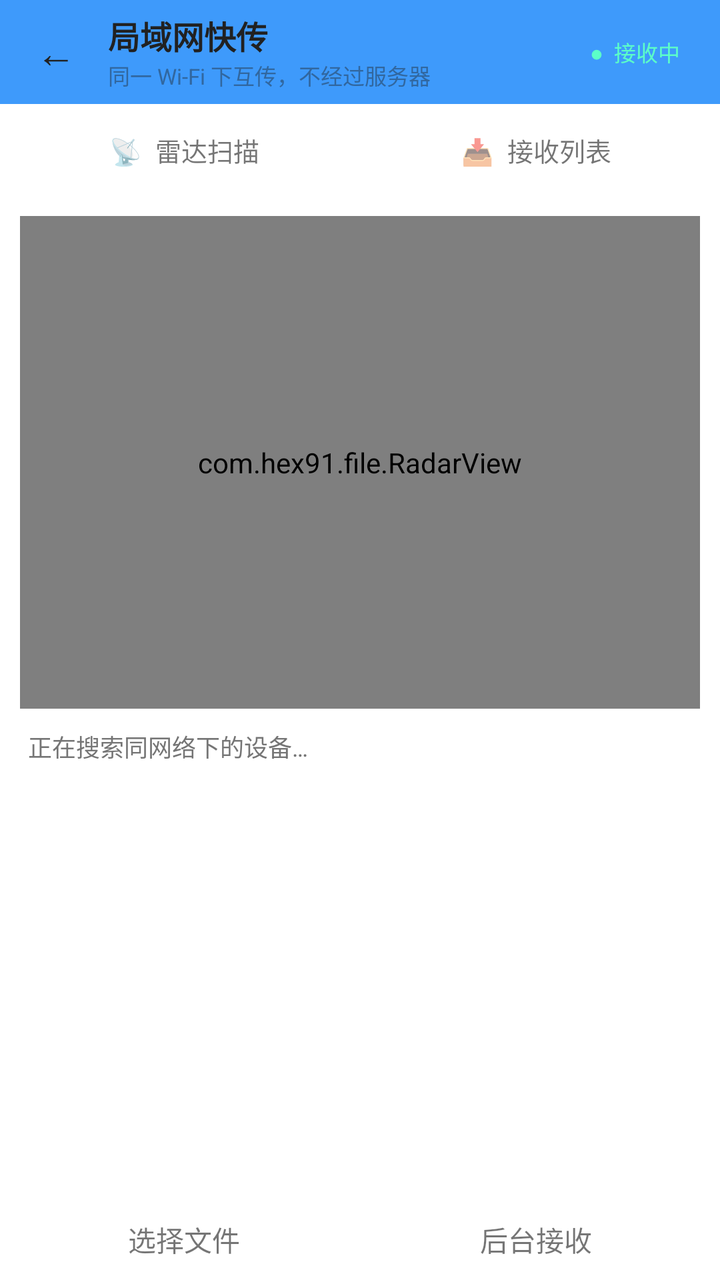
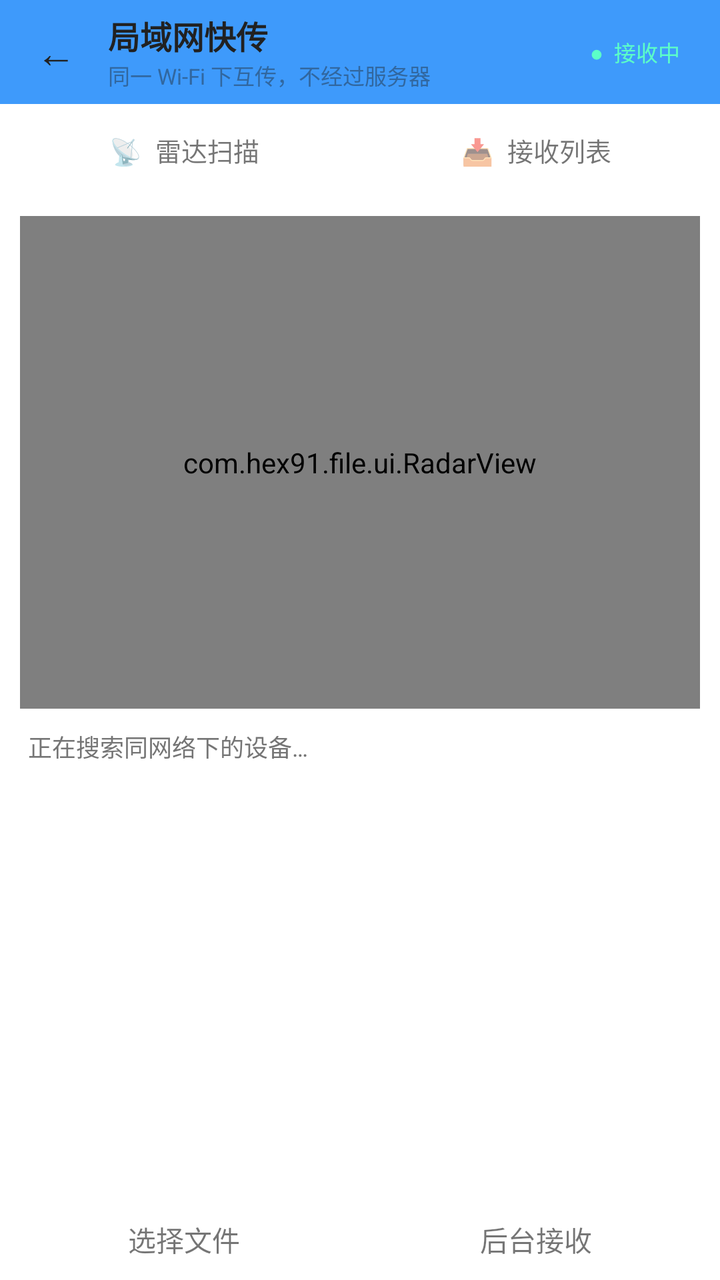

The first picture is an Android layout as it rendered before a commit; the second is the same layout after the commit. The layout source and the unified diff follow.
<!-- AndroidManifest.xml: application theme Theme_Hex_0 -->
<!-- res/layout/activity_lanshare.xml -->
<?xml version="1.0" encoding="utf-8"?>
<LinearLayout xmlns:android="http://schemas.android.com/apk/res/android"
    android:layout_width="match_parent"
    android:layout_height="match_parent"
    android:orientation="vertical"
    android:background="?attr/hfBg">

    
    <LinearLayout
        android:layout_width="match_parent"
        android:layout_height="52dp"
        android:orientation="horizontal"
        android:gravity="center_vertical"
        android:paddingLeft="6dp"
        android:paddingRight="12dp"
        android:background="?attr/hfTopBar">

        <TextView
            android:id="@+id/lan_back"
            android:layout_width="44dp"
            android:layout_height="match_parent"
            android:gravity="center"
            android:text="←"
            android:textSize="20sp"
            android:textColor="?attr/hfTopBarText"
            android:background="?android:attr/selectableItemBackground"/>

        <LinearLayout
            android:layout_width="0dp"
            android:layout_height="wrap_content"
            android:layout_weight="1"
            android:orientation="vertical"
            android:paddingLeft="4dp">

            <TextView
                android:layout_width="wrap_content"
                android:layout_height="wrap_content"
                android:text="局域网快传"
                android:textSize="16sp"
                android:textStyle="bold"
                android:textColor="?attr/hfTopBarText"/>

            <TextView
                android:id="@+id/lan_sub"
                android:layout_width="wrap_content"
                android:layout_height="wrap_content"
                android:text="同一 Wi-Fi 下互传，不经过服务器"
                android:textSize="11sp"
                android:textColor="?attr/hfTopBarTextSub"/>
        </LinearLayout>

        <TextView
            android:id="@+id/lan_state"
            android:layout_width="wrap_content"
            android:layout_height="wrap_content"
            android:paddingLeft="8dp"
            android:paddingRight="8dp"
            android:paddingTop="4dp"
            android:paddingBottom="4dp"
            android:text="●  接收中"
            android:textSize="11sp"
            android:textColor="#5CFFC8"/>
    </LinearLayout>

    
    <LinearLayout
        android:layout_width="match_parent"
        android:layout_height="46dp"
        android:orientation="horizontal"
        android:gravity="center_vertical"
        android:paddingLeft="8dp"
        android:paddingRight="8dp"
        android:background="?attr/hfSurface">

        <TextView
            android:id="@+id/lan_tab_radar"
            android:layout_width="0dp"
            android:layout_height="34dp"
            android:layout_weight="1"
            android:layout_marginRight="4dp"
            android:gravity="center"
            android:text="📡  雷达扫描"
            android:textSize="13sp"/>

        <TextView
            android:id="@+id/lan_tab_recv"
            android:layout_width="0dp"
            android:layout_height="34dp"
            android:layout_weight="1"
            android:layout_marginLeft="4dp"
            android:gravity="center"
            android:text="📥  接收列表"
            android:textSize="13sp"/>
    </LinearLayout>

    <FrameLayout
        android:layout_width="match_parent"
        android:layout_height="0dp"
        android:layout_weight="1">

        
        <LinearLayout
            android:id="@+id/lan_page_radar"
            android:layout_width="match_parent"
            android:layout_height="match_parent"
            android:orientation="vertical">

            
            <LinearLayout
                android:id="@+id/lan_file"
                android:layout_width="match_parent"
                android:layout_height="wrap_content"
                android:orientation="vertical"
                android:paddingLeft="14dp"
                android:paddingRight="14dp"
                android:paddingTop="8dp"
                android:paddingBottom="8dp"
                android:background="?attr/hfSurface"
                android:visibility="gone">

                <TextView
                    android:id="@+id/lan_file_name"
                    android:layout_width="match_parent"
                    android:layout_height="wrap_content"
                    android:textSize="13sp"
                    android:maxLines="1"
                    android:ellipsize="middle"
                    android:textColor="?attr/hfText"/>

                <TextView
                    android:id="@+id/lan_file_tip"
                    android:layout_width="match_parent"
                    android:layout_height="wrap_content"
                    android:layout_marginTop="2dp"
                    android:textSize="11sp"
                    android:textColor="?attr/hfTextSub"/>
            </LinearLayout>

            <FrameLayout
                android:layout_width="match_parent"
                android:layout_height="0dp"
                android:layout_weight="5"
                android:minHeight="150dp"
                android:padding="10dp">

                <com.hex91.file.RadarView
                    android:id="@+id/lan_radar"
                    android:layout_width="match_parent"
                    android:layout_height="match_parent"/>
            </FrameLayout>

            <TextView
                android:id="@+id/lan_hint"
                android:layout_width="match_parent"
                android:layout_height="wrap_content"
                android:paddingLeft="14dp"
                android:paddingRight="14dp"
                android:paddingBottom="4dp"
                android:text="正在搜索同网络下的设备…"
                android:textSize="12sp"
                android:textColor="?attr/hfTextSub"/>

            
            <ScrollView
                android:layout_width="match_parent"
                android:layout_height="0dp"
                android:layout_weight="4"
                android:fillViewport="true">

                <LinearLayout
                    android:id="@+id/lan_devices"
                    android:layout_width="match_parent"
                    android:layout_height="wrap_content"
                    android:orientation="vertical"
                    android:paddingLeft="10dp"
                    android:paddingRight="10dp"
                    android:paddingBottom="8dp"/>
            </ScrollView>

            
            <LinearLayout
                android:layout_width="match_parent"
                android:layout_height="wrap_content"
                android:orientation="horizontal"
                android:gravity="center_vertical"
                android:padding="10dp"
                android:background="?attr/hfSurface">

                <TextView
                    android:id="@+id/lan_pick"
                    android:layout_width="0dp"
                    android:layout_height="wrap_content"
                    android:layout_weight="1"
                    android:layout_marginRight="6dp"
                    android:gravity="center"
                    android:text="选择文件"/>

                <TextView
                    android:id="@+id/lan_keep"
                    android:layout_width="0dp"
                    android:layout_height="wrap_content"
                    android:layout_weight="1"
                    android:layout_marginLeft="6dp"
                    android:gravity="center"
                    android:text="后台接收"/>
            </LinearLayout>
        </LinearLayout>

        
        <LinearLayout
            android:id="@+id/lan_page_recv"
            android:layout_width="match_parent"
            android:layout_height="match_parent"
            android:orientation="vertical"
            android:visibility="gone">

            
            <LinearLayout
                android:layout_width="match_parent"
                android:layout_height="wrap_content"
                android:orientation="horizontal"
                android:gravity="center_vertical"
                android:paddingLeft="14dp"
                android:paddingRight="10dp"
                android:paddingTop="10dp"
                android:paddingBottom="6dp">

                <LinearLayout
                    android:layout_width="0dp"
                    android:layout_height="wrap_content"
                    android:layout_weight="1"
                    android:orientation="vertical">

                    <TextView
                        android:id="@+id/lan_recv_count"
                        android:layout_width="wrap_content"
                        android:layout_height="wrap_content"
                        android:text="接收列表"
                        android:textSize="13sp"
                        android:textColor="?attr/hfText"/>

                    <TextView
                        android:id="@+id/lan_recv_path"
                        android:layout_width="match_parent"
                        android:layout_height="wrap_content"
                        android:layout_marginTop="2dp"
                        android:text="/sdcard/HexFile/LanShare"
                        android:textSize="10.5sp"
                        android:maxLines="1"
                        android:ellipsize="middle"
                        android:textColor="?attr/hfTextSub"/>
                </LinearLayout>

                <TextView
                    android:id="@+id/lan_recv_open"
                    android:layout_width="wrap_content"
                    android:layout_height="wrap_content"
                    android:layout_marginLeft="6dp"
                    android:text="打开目录"/>

                <TextView
                    android:id="@+id/lan_recv_refresh"
                    android:layout_width="wrap_content"
                    android:layout_height="wrap_content"
                    android:layout_marginLeft="6dp"
                    android:text="刷新"/>
            </LinearLayout>

            <ScrollView
                android:layout_width="match_parent"
                android:layout_height="0dp"
                android:layout_weight="1"
                android:fillViewport="true">

                <LinearLayout
                    android:id="@+id/lan_recv_list"
                    android:layout_width="match_parent"
                    android:layout_height="wrap_content"
                    android:orientation="vertical"
                    android:paddingLeft="10dp"
                    android:paddingRight="10dp"
                    android:paddingBottom="10dp"/>
            </ScrollView>
        </LinearLayout>
    </FrameLayout>
</LinearLayout>
<!-- resources referenced by this layout -->
<resources>
  <style name="Theme_Hex_0" parent="Theme_Hex_Light">
          <item name="hfTopBar">#3E9AFB</item>
          <item name="hfTopBarText">#212121</item>
          <item name="hfTopBarTextSub">#31679F</item>
          <item name="hfAccent">#3E9AFB</item>
          <item name="hfOnAccent">#212121</item>
          <item name="hfSelected">#E3F0FE</item>
          <item name="hfStatusBar">#2B6BAF</item>
          <item name="hfNavBar">#235991</item>
          <item name="android:statusBarColor">#2B6BAF</item>
          <item name="android:navigationBarColor">#235991</item>
          <item name="android:colorAccent">#3E9AFB</item>
          <item name="android:alertDialogTheme">@style/HfDialog_0</item>
      </style>
  <style name="Theme_Hex_Light" parent="@android:style/Theme.Material.Light.NoActionBar">
          <item name="android:windowBackground">#FFFFFF</item>
          <item name="android:colorPrimary">#212121</item>
          <item name="android:colorPrimaryDark">#212121</item>
          <item name="android:textColorPrimary">#212121</item>
          <item name="android:textColorSecondary">#757575</item>
          <item name="hfBg">#FFFFFF</item>
          <item name="hfSurface">#FFFFFF</item>
          <item name="hfSurfaceAlt">#F5F5F5</item>
          <item name="hfText">#212121</item>
          <item name="hfTextSub">#757575</item>
          <item name="hfDivider">#E0E0E0</item>
          <item name="hfTopBar">#212121</item>
          <item name="hfTopBarText">#FFFFFF</item>
          <item name="hfTopBarTextSub">#9E9E9E</item>
          <item name="hfAccent">#1E88E5</item>
          <item name="hfOnAccent">#FFFFFF</item>
          <item name="hfSelected">#BBDEFB</item>
          <item name="hfStatusBar">#212121</item>
          <item name="hfNavBar">#212121</item>
          <item name="android:statusBarColor">#212121</item>
          <item name="android:navigationBarColor">#212121</item>
          <item name="android:colorAccent">#1E88E5</item>
          <item name="android:alertDialogTheme">@style/HfDialog_Light</item>
      </style>
  <style name="HfDialog_0" parent="HfDialog_Light">
          <item name="android:colorAccent">#3E9AFB</item>
          <item name="android:colorControlActivated">#3E9AFB</item>
          <item name="android:colorControlHighlight">#333E9AFB</item>
      </style>
  <style name="HfDialog_Light" parent="@android:style/Theme.Material.Light.Dialog.Alert">
          <item name="android:windowBackground">@drawable/hf_dialog_bg_light</item>
          <item name="android:colorBackgroundFloating">#FFFFFF</item>
          <item name="android:textColorPrimary">#212121</item>
          <item name="android:textColorSecondary">#757575</item>
          <item name="android:colorAccent">#1E88E5</item>
          <item name="android:colorControlActivated">#1E88E5</item>
          <item name="android:colorControlHighlight">#331E88E5</item>
      </style>
  <!-- drawable hf_dialog_bg_light (drawable) -->
  <?xml version="1.0" encoding="utf-8"?>
  <inset xmlns:android="http://schemas.android.com/apk/res/android"
      android:inset="16dp">
      <shape android:shape="rectangle">
          <corners android:radius="18dp" />
          <solid android:color="#FFFFFF" />
          <stroke android:width="1dp" android:color="#14000000" />
      </shape>
  </inset>
</resources>

<!-- the commit's change to res/layout/activity_lanshare.xml (unified diff, before → after) -->
@@ -143,7 +143,7 @@
                 android:minHeight="150dp"
                 android:padding="10dp">
 
-                <com.hex91.file.RadarView
+                <com.hex91.file.ui.RadarView
                     android:id="@+id/lan_radar"
                     android:layout_width="match_parent"
                     android:layout_height="match_parent"/>
